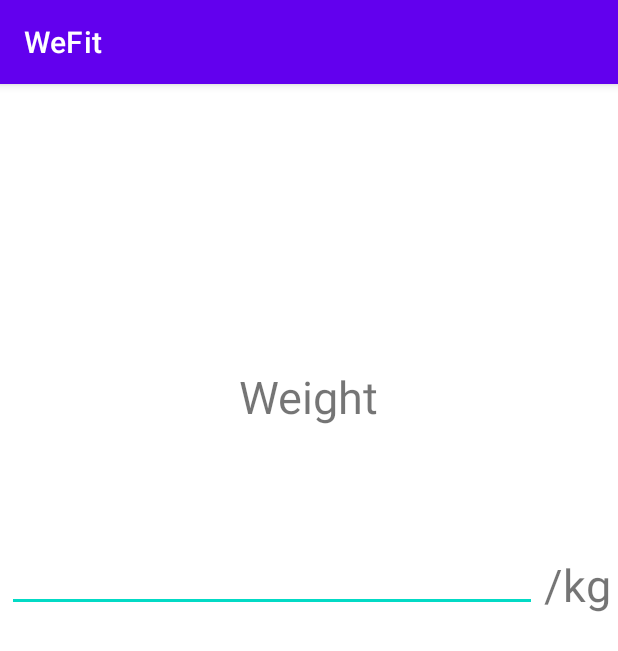
After one commit to ss251/WeFit, an Android app: the WeightActivity screen opened directly, with no data from a screen before it, on a phone screen of 412 x 824 dp. The commit adds this screen. Shown: the top 651 px of the screen. Run offline under Robolectric (Android 15) with nearby library versions, the phone set to English and light mode, and no system bars.

Commit message:
add data tracking activities

```diff
--- a/app/src/main/java/edu/uw/ss251/wefit/WeFitApplication.kt
+++ b/app/src/main/java/edu/uw/ss251/wefit/WeFitApplication.kt
@@ -6,4 +6,8 @@ class WeFitApplication: Application() {
 	override fun onCreate() {
 		super.onCreate()
 	}
+
+	var userName = "Guest"
+	var weight = 0.0 // kgs
+
 }
--- /dev/null
+++ b/app/src/main/java/edu/uw/ss251/wefit/WeightActivity.kt
@@ -0,0 +1,28 @@
+package edu.uw.ss251.wefit
+
+import androidx.appcompat.app.AppCompatActivity
+import android.os.Bundle
+import android.util.Log
+import androidx.core.widget.addTextChangedListener
+import edu.uw.ss251.wefit.databinding.ActivityWeightBinding
+
+class WeightActivity : AppCompatActivity() {
+
+    private lateinit var binding: ActivityWeightBinding
+    private val WeFitApp by lazy {applicationContext as WeFitApplication}
+
+    override fun onCreate(savedInstanceState: Bundle?) {
+        super.onCreate(savedInstanceState)
+        setContentView(R.layout.activity_weight)
+        binding = ActivityWeightBinding.inflate(layoutInflater).apply { setContentView(root) }
+
+        with(binding){
+            getWeight.addTextChangedListener(onTextChanged = { _: CharSequence?, _: Int, _: Int, _: Int ->
+                WeFitApp.weight = getWeight.text.toString().toDouble() // cast to double
+                Log.i("LEBRON WEIGHT", WeFitApp.weight.toString())
+            })
+
+
+        }
+    }
+}
--- /dev/null
+++ b/app/src/main/res/layout/activity_weight.xml
@@ -0,0 +1,46 @@
+<?xml version="1.0" encoding="utf-8"?>
+<androidx.constraintlayout.widget.ConstraintLayout xmlns:android="http://schemas.android.com/apk/res/android"
+    xmlns:app="http://schemas.android.com/apk/res-auto"
+    xmlns:tools="http://schemas.android.com/tools"
+    android:layout_width="match_parent"
+    android:layout_height="match_parent"
+    tools:context=".WeightActivity">
+
+    <EditText
+        android:id="@+id/getWeight"
+        android:layout_width="wrap_content"
+        android:layout_height="wrap_content"
+        android:ems="10"
+        android:inputType="number"
+        android:textSize="30dp"
+        app:layout_constraintBottom_toBottomOf="parent"
+        app:layout_constraintEnd_toStartOf="@id/weightAdornment"
+        app:layout_constraintHorizontal_bias="0.497"
+        app:layout_constraintStart_toStartOf="parent"
+        app:layout_constraintTop_toBottomOf="@id/askWeight"
+        app:layout_constraintVertical_bias="0.13" />
+
+    <TextView
+        android:id="@+id/weightAdornment"
+        android:layout_width="wrap_content"
+        android:layout_height="wrap_content"
+        android:text="/kg"
+        android:textSize="30dp"
+        app:layout_constraintBottom_toBottomOf="parent"
+        app:layout_constraintEnd_toEndOf="parent"
+        app:layout_constraintHorizontal_bias="0.0"
+        app:layout_constraintStart_toEndOf="@id/getWeight"
+        app:layout_constraintTop_toBottomOf="@id/askWeight"
+        app:layout_constraintVertical_bias="0.17" />
+
+    <TextView
+        android:id="@+id/askWeight"
+        android:layout_width="wrap_content"
+        android:layout_height="wrap_content"
+        android:layout_marginTop="188dp"
+        android:text="Weight"
+        android:textSize="30dp"
+        app:layout_constraintEnd_toEndOf="parent"
+        app:layout_constraintStart_toStartOf="parent"
+        app:layout_constraintTop_toTopOf="parent" />
+</androidx.constraintlayout.widget.ConstraintLayout>
--- a/app/src/main/res/layout/fragment_calendar.xml
+++ b/app/src/main/res/layout/fragment_calendar.xml
@@ -13,4 +13,8 @@
         android:text="Button"
         app:layout_constraintTop_toTopOf="parent"
         app:layout_constraintEnd_toEndOf="parent"/>
+<!--    <ImageView-->
+<!--        android:layout_width="wrap_content"-->
+<!--        android:layout_height="wrap_content"-->
+
 </androidx.constraintlayout.widget.ConstraintLayout>
```
Also changed, not shown: app/build.gradle (+20 -0 lines), app/src/main/AndroidManifest.xml (+5 -2 lines), app/src/main/java/edu/uw/ss251/wefit/GetNameActivity.kt (added, +15 -0 lines), app/src/main/res/layout/activity_get_name.xml (added, +32 -0 lines), app/src/main/res/layout/activity_main.xml (+4 -3 lines).
